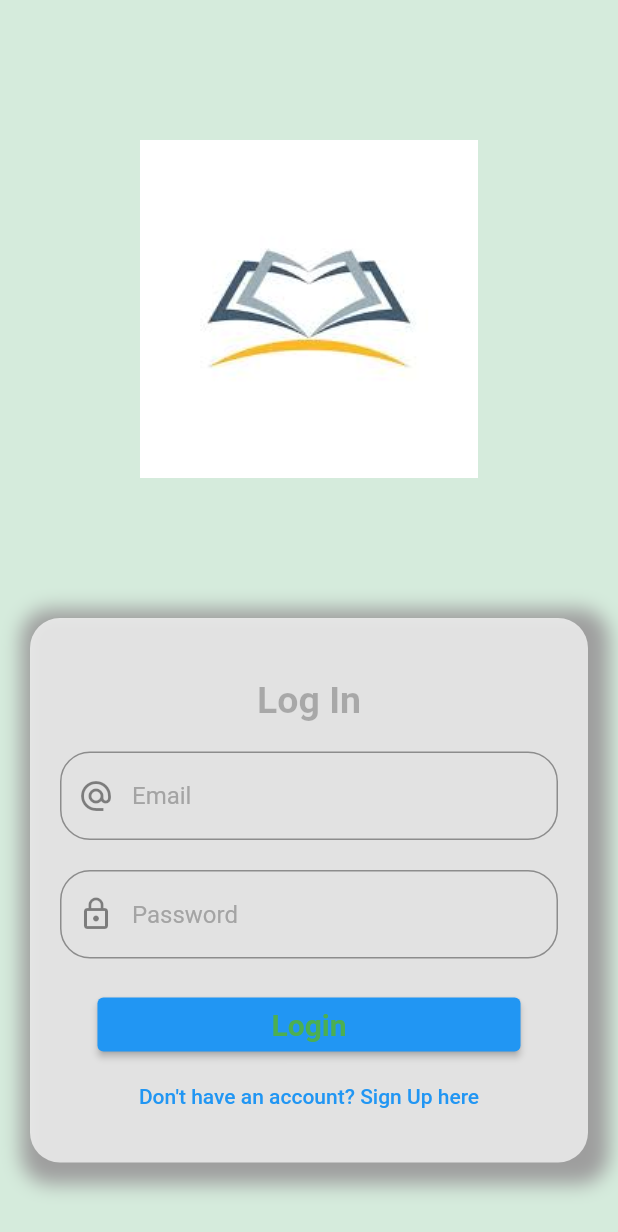
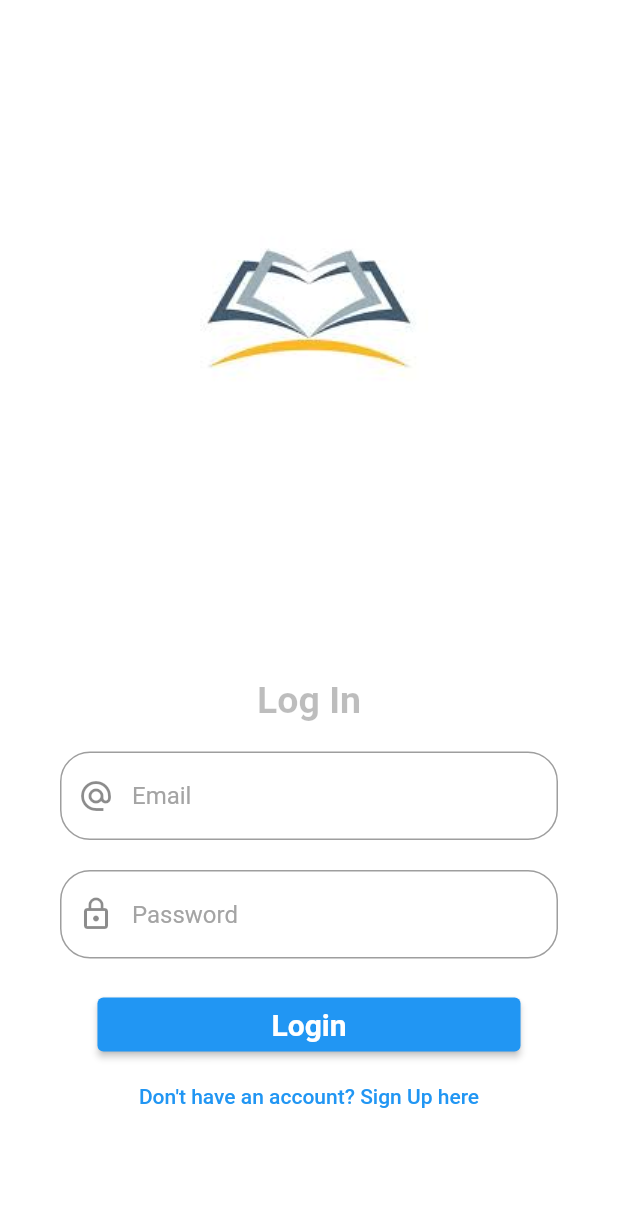
Before and after one commit to iamsagar99/MyNote-Flutter, a Flutter app: the screen it shows after launch, on a phone screen of 412 x 824 dp. Shown: the top 1232 px of the screen. Run offline on Flutter 3.47's test engine with Material 2 defaults, Android fonts, the phone set to English and light mode, and no system bars; our stand-ins replace cloud_firestore, dot_navigation_bar, file_picker, firebase_auth, firebase_core, flutter_svg and 2 more; missing offline and left inert: flutter_pdfview; accounts and stored records are empty.

```diff
--- a/lib/main.dart
+++ b/lib/main.dart
@@ -25,7 +25,7 @@ class MyApp extends StatelessWidget {
       create:(context)=> CurrentUser() ,
       child: MaterialApp(
         debugShowCheckedModeBanner: false,
-        theme: OurTheme().buildTheme(),
+         theme: OurTheme().buildTheme(),
         home: OurLogin(),
       ),
     );
--- a/lib/models/book.dart
+++ b/lib/models/book.dart
@@ -7,6 +7,7 @@ class Book with ChangeNotifier {
   final String? thumbnailUrl;
   final String? description;
 
+
   Book(
       {required this.title,
       required this.author,
--- a/lib/models/user.dart
+++ b/lib/models/user.dart
@@ -0,0 +1,14 @@
+import 'package:cloud_firestore/cloud_firestore.dart';
+
+class OurUser {
+  String uid;
+  String email;
+  String fullName;
+
+  OurUser({
+    required this.uid,
+    required this.email,
+    required this.fullName,
+
+  });
+}
--- a/lib/pages/signup/signup.dart
+++ b/lib/pages/signup/signup.dart
@@ -15,7 +15,8 @@ class OurSignUp extends StatelessWidget {
             padding: EdgeInsets.all(20.0),
             children: <Widget>[
                 BackButton(),
-                  SizedBox(height: 20,),
+                  SizedBox(height: 20.0,),
+                  SizedBox(height: 30,),
               OurSignUpForm()
             ],
           ))
--- a/lib/utils/ourTheme.dart
+++ b/lib/utils/ourTheme.dart
@@ -2,7 +2,7 @@ import 'package:flutter/material.dart';
 
 class OurTheme{
 
-  Color _lightGreen  = Color.fromARGB(255, 213, 235, 220);
+  Color _lightGreen  = Color.fromARGB(255, 255, 255, 255);
   Color _ligntGrey  = Color.fromARGB(255, 164, 164, 164);
   Color _darkerGrey  = Color.fromARGB(255, 119, 124, 135);
 
@@ -17,13 +17,13 @@ class OurTheme{
         border: OutlineInputBorder(
           borderRadius: BorderRadius.circular(20.0),
           borderSide: BorderSide(
-            color: _ligntGrey,
+            color: Colors.white,
           )
         ),
         focusedBorder:   OutlineInputBorder(
         borderRadius: BorderRadius.circular(20.0),
         borderSide: BorderSide(
-        color: _lightGreen,
+        color: Colors.black26,
         )
           )
 
--- a/lib/widgets/loginform.dart
+++ b/lib/widgets/loginform.dart
@@ -23,7 +23,9 @@ class _OurLoginFormState extends State<OurLoginForm> {
     CurrentUser _currentuser = Provider.of<CurrentUser>(context,listen:false);
 
     try{
-      if(await _currentuser.LoginUser(email, password)){
+      String _returnString = await _currentuser.LoginUserWithEmail(email, password);
+
+      if(_returnString == "success"){
         Navigator.of(context).push(
           MaterialPageRoute(builder: (context)=>ChangeNotifierProvider(
             create: ((context) => BookData()),
@@ -46,7 +48,7 @@ class _OurLoginFormState extends State<OurLoginForm> {
       }
       else{
         ScaffoldMessenger.of(context).showSnackBar(
-            SnackBar(content: Text("Invalid Credentials"),
+            SnackBar(content: Text("Invalid Credentials"+_returnString),
               duration:Duration(seconds: 2) ,)
         );
       }
@@ -70,20 +72,19 @@ class _OurLoginFormState extends State<OurLoginForm> {
           ),
           TextFormField(controller: _emailController,decoration: InputDecoration(prefixIcon: Icon(Icons.alternate_email), hintText: "Email"),),
           SizedBox(height: 20.0),
-          TextFormField(controller: _passwordController,decoration: InputDecoration(prefixIcon: Icon(Icons.lock_outline), hintText: "Password"),),
+          TextFormField(controller: _passwordController,decoration: InputDecoration(prefixIcon: Icon(Icons.lock_outline), hintText: "Password"),obscureText: true,),
           SizedBox(height: 20.0),
           ElevatedButton(onPressed: () {
 
             _loginUser(_emailController.text,_passwordController.text,context);
           }, child: Padding(
             padding: EdgeInsets.symmetric(horizontal: 100),
-          child: Text("Login",style: TextStyle(color: Colors.green, fontSize: 20.0,fontWeight: FontWeight.bold),),
+          child: Text("Login",style: TextStyle(color: Colors.white, fontSize: 20.0,fontWeight: FontWeight.bold),),
           )),
           TextButton(onPressed: (){
             Navigator.of(context).push(MaterialPageRoute(builder: (context)=>OurSignUp()),);
           }, child: Text("Don't have an account? Sign Up here")
-          )
-
+          ),
         ],
       ),
     );
--- a/lib/widgets/ourContainer.dart
+++ b/lib/widgets/ourContainer.dart
@@ -12,14 +12,8 @@ class OurContainer extends StatelessWidget {
       padding: EdgeInsets.all(20.0),
       decoration: BoxDecoration(
         color: Colors.white70,
-        borderRadius: BorderRadius.circular(20.0),
-          boxShadow:[
-            BoxShadow(
-            color: Colors.grey,
-            blurRadius: 10.0,
-            spreadRadius: 10.0,
-            offset: Offset(4.0,4.0)
-      )],
+        borderRadius: BorderRadius.circular(10.0),
+
       ),
     );
   }
--- a/pubspec.yaml
+++ b/pubspec.yaml
@@ -33,11 +33,13 @@ dependencies:
   file_picker: ^5.0.1
   firebase_auth: ^4.2.5
   firebase_core: ^2.4.1
+  firebase_storage: ^11.0.10
   flutter:
     sdk: flutter
   flutter_pdfview: ^1.2.3
   flutter_svg: ^1.1.3
   google_fonts: ^3.0.1
+  google_sign_in: ^5.4.3
   http: ^0.13.5
   path_provider: ^2.0.11
   provider: ^6.0.3
```
Also changed, not shown: lib/pages/home.dart (+12 -3 lines), lib/pages/root/root.dart (+51 -0 lines), lib/pages/settings_page.dart (+19 -25 lines), lib/services/database.dart (+37 -0 lines), lib/states/currentUser.dart (+62 -15 lines), lib/widgets/signupform.dart (+11 -4 lines), lib/models/bookmodel.dart (added), pubspec.lock, 2 other files.
